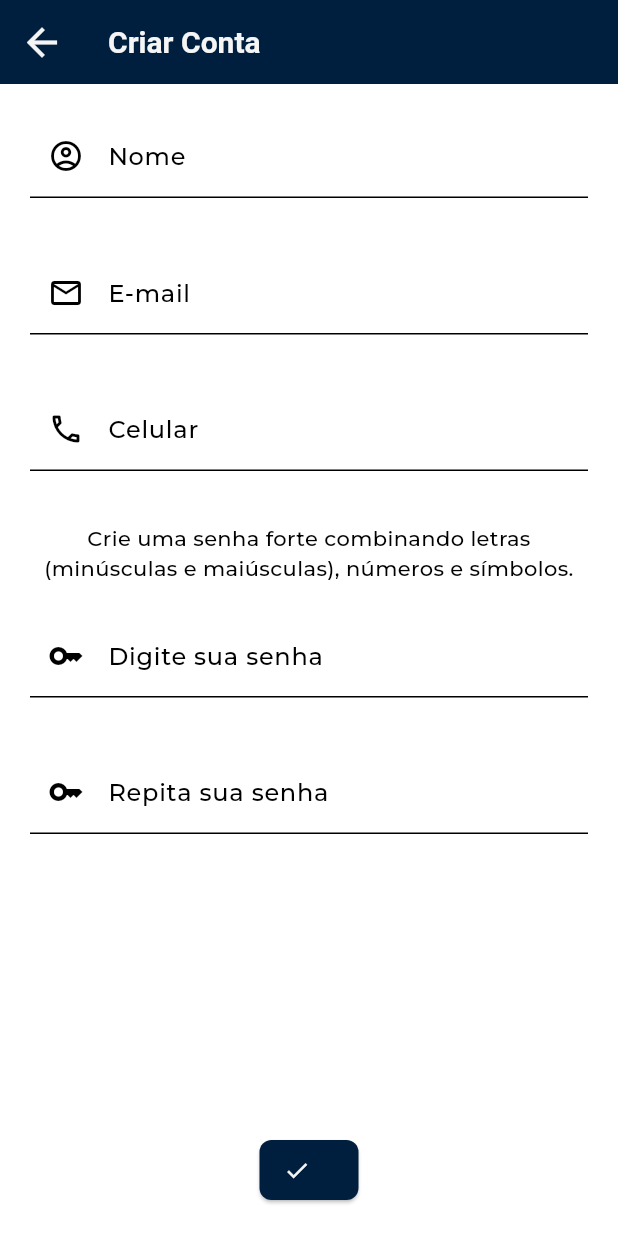
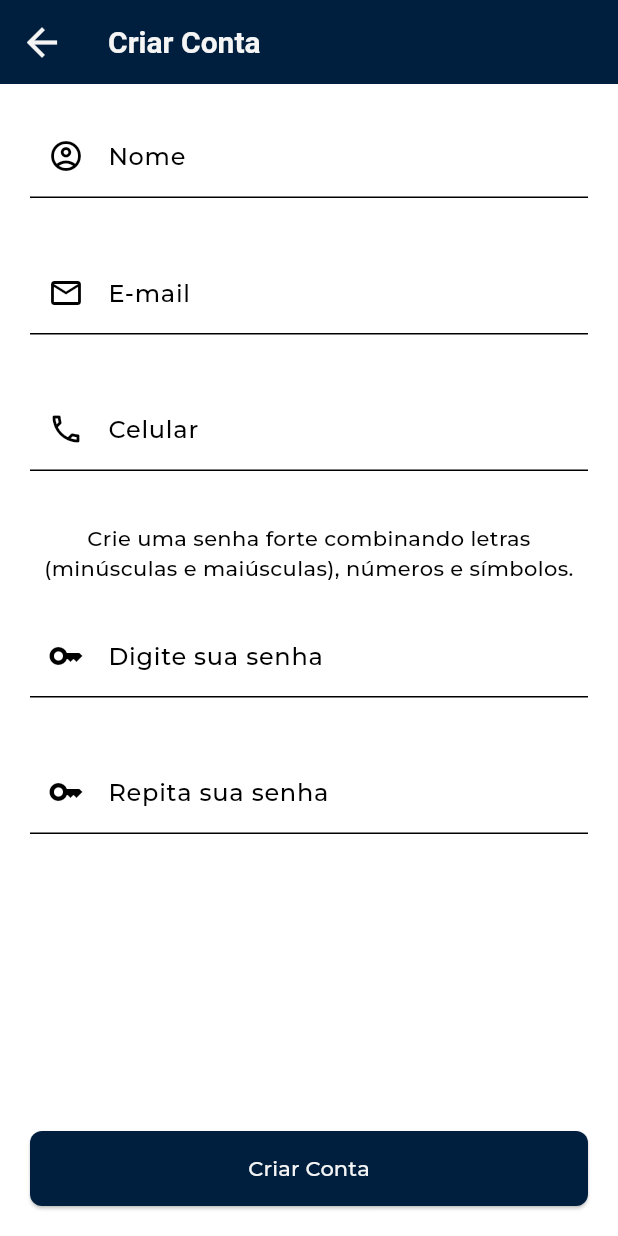
Before and after one commit to jacrifla/app_atalaia, a Flutter app: the SignupScreen screen opened by its route, on a phone screen of 412 x 824 dp. Run offline on Flutter 3.47's test engine with Material 3 defaults, Android fonts, the phone set to English and light mode, and no system bars; our stand-ins replace dio, get_storage; accounts and stored records are empty; project files that could hold a hidden picture were left out.

Commit message:
aumentado botao

```diff
--- a/lib/screens/user/signup/signup_screen.dart
+++ b/lib/screens/user/signup/signup_screen.dart
@@ -1,3 +1,5 @@
+// ignore_for_file: library_private_types_in_public_api
+
 import 'package:app_atalaia/screens/error_screen.dart';
 import 'package:flutter/material.dart';
 
@@ -96,6 +98,7 @@ class _SignupScreenState extends State<SignupScreen> {
         child: Padding(
           padding: const EdgeInsets.all(20.0),
           child: Column(
+            crossAxisAlignment: CrossAxisAlignment.stretch,
             children: [
               Expanded(
                 child: SingleChildScrollView(
@@ -194,8 +197,9 @@ class _SignupScreenState extends State<SignupScreen> {
                 ),
               ),
               ButtonIcon(
+                labelText: 'Criar Conta',
                 onPressed: _handleSubmit,
-                icon: const Icon(Icons.check),
+                height: 50,
               ),
             ],
           ),
```
